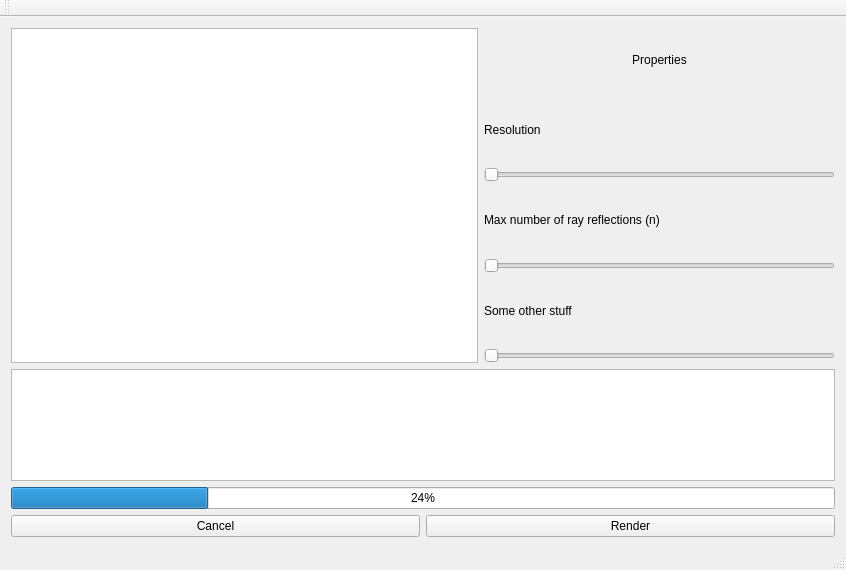
First picture: the form in mainwindow.ui, repository miht/Kamehameha, before the edit.
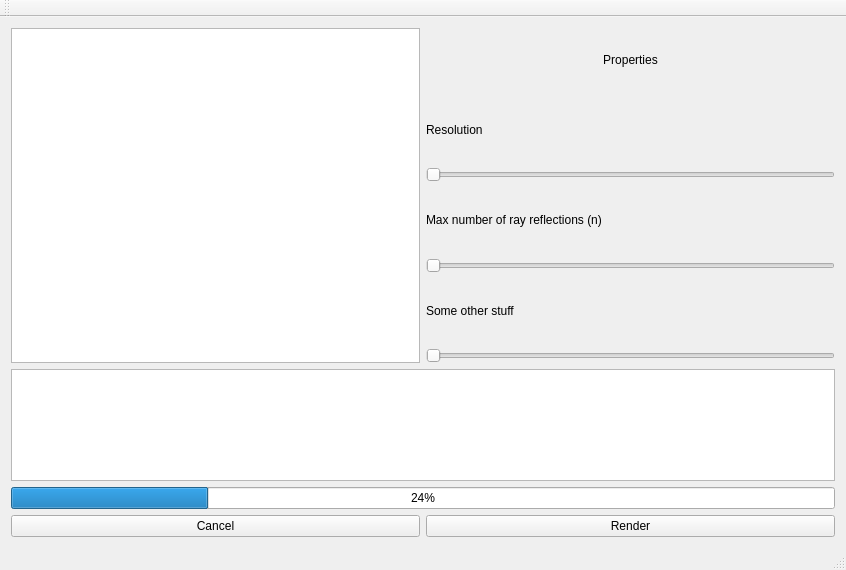
Second picture: the form after the edit.

Commit message: added ray class. also tried playing around with the qImage within the graphicsview; the painted image somehow doesn't fill upp the graphivsview.

```diff
--- a/mainwindow.ui
+++ b/mainwindow.ui
@@ -21,7 +21,7 @@
        <enum>QLayout::SetDefaultConstraint</enum>
       </property>
       <item>
-       <layout class="QHBoxLayout" name="horizontalLayout" stretch="4,3">
+       <layout class="QHBoxLayout" name="horizontalLayout" stretch="0,0">
         <property name="spacing">
          <number>-1</number>
         </property>
@@ -31,15 +31,15 @@
         <item>
          <widget class="QGraphicsView" name="graphicsView">
           <property name="sizePolicy">
-           <sizepolicy hsizetype="Preferred" vsizetype="Preferred">
-            <horstretch>4</horstretch>
-            <verstretch>3</verstretch>
+           <sizepolicy hsizetype="Expanding" vsizetype="Expanding">
+            <horstretch>0</horstretch>
+            <verstretch>0</verstretch>
            </sizepolicy>
           </property>
           <property name="minimumSize">
            <size>
-            <width>200</width>
-            <height>150</height>
+            <width>400</width>
+            <height>300</height>
            </size>
           </property>
          </widget>
```
The commit also changes 11 other files.
